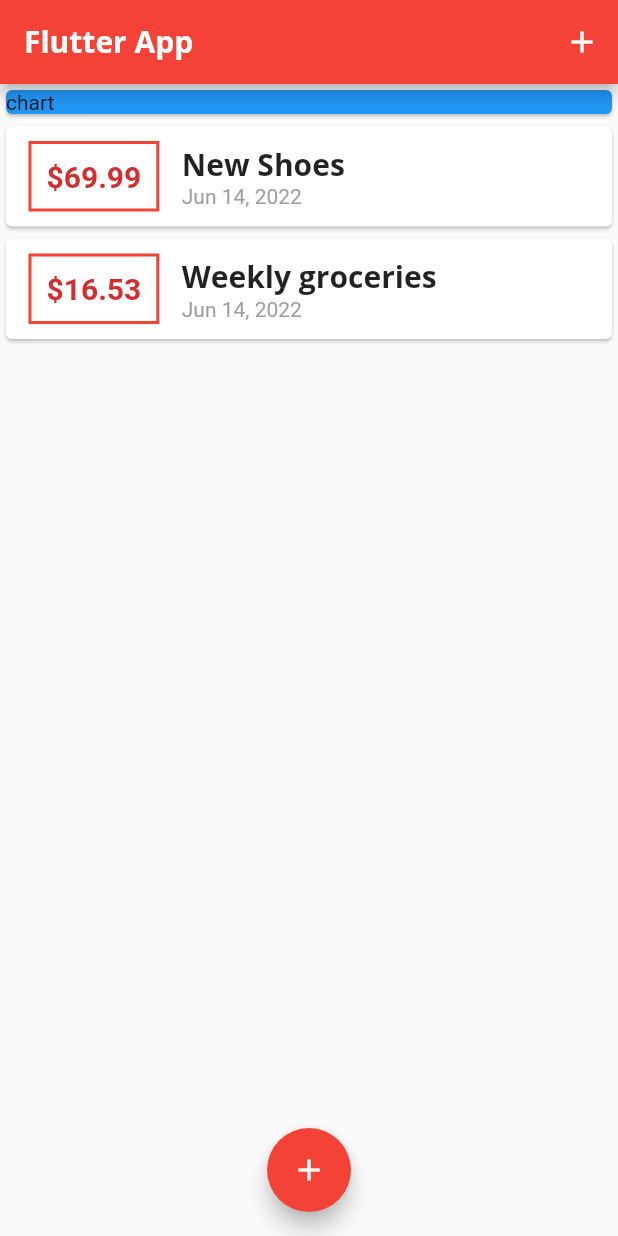
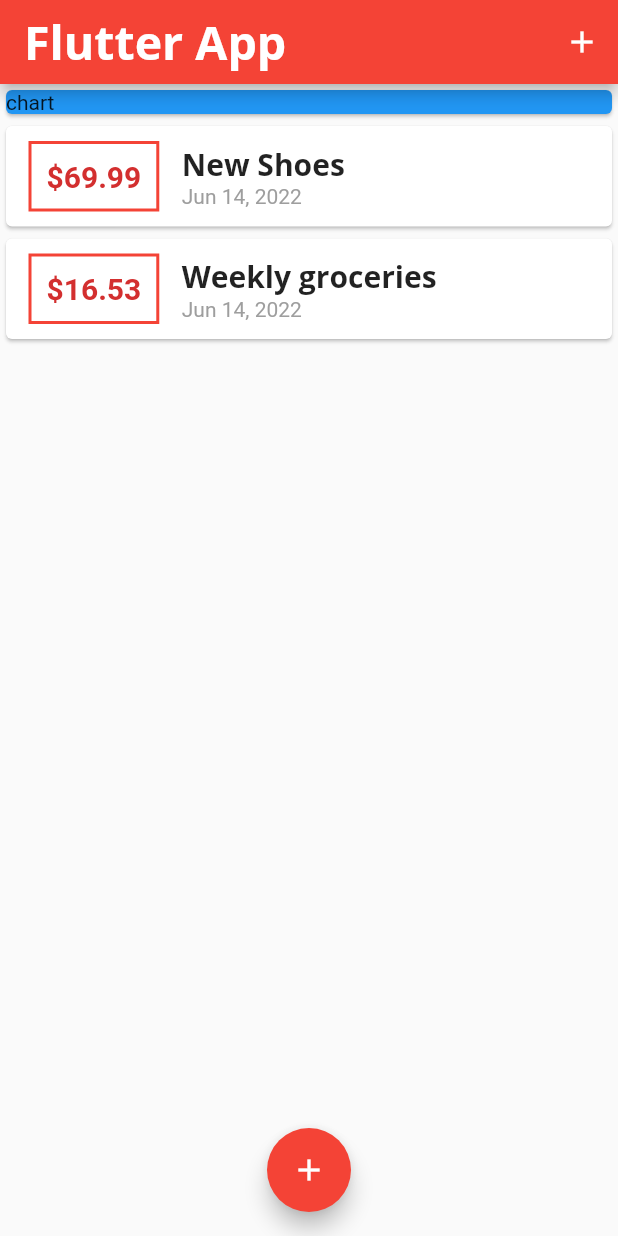
Before and after one commit to terinSeb/Flutter_Expense_Calculator, a Flutter app: the screen it shows after launch, on a phone screen of 412 x 824 dp. Run offline on Flutter 3.47's test engine with Material 2 defaults, Android fonts, the phone set to English and light mode, and no system bars.

Commit message:
Added gloabal theme for AppBar

```diff
--- a/lib/main.dart
+++ b/lib/main.dart
@@ -26,6 +26,13 @@ final ThemeData theme = ThemeData();
         textTheme: ThemeData.light().textTheme.copyWith(
             headline6:const TextStyle(fontFamily: 'Opensans',fontSize: 20,fontWeight: FontWeight.bold)
           ),
+          appBarTheme: const AppBarTheme(
+                      titleTextStyle: TextStyle(
+                      fontFamily: 'OpenSans',
+                      fontSize: 31,
+                      fontWeight: FontWeight.bold
+                      )
+)
         // appBarTheme: AppBarTheme(
         //   // ignore: deprecated_member_use
         //   textTheme: ThemeData.light().textTheme.copyWith(
```
